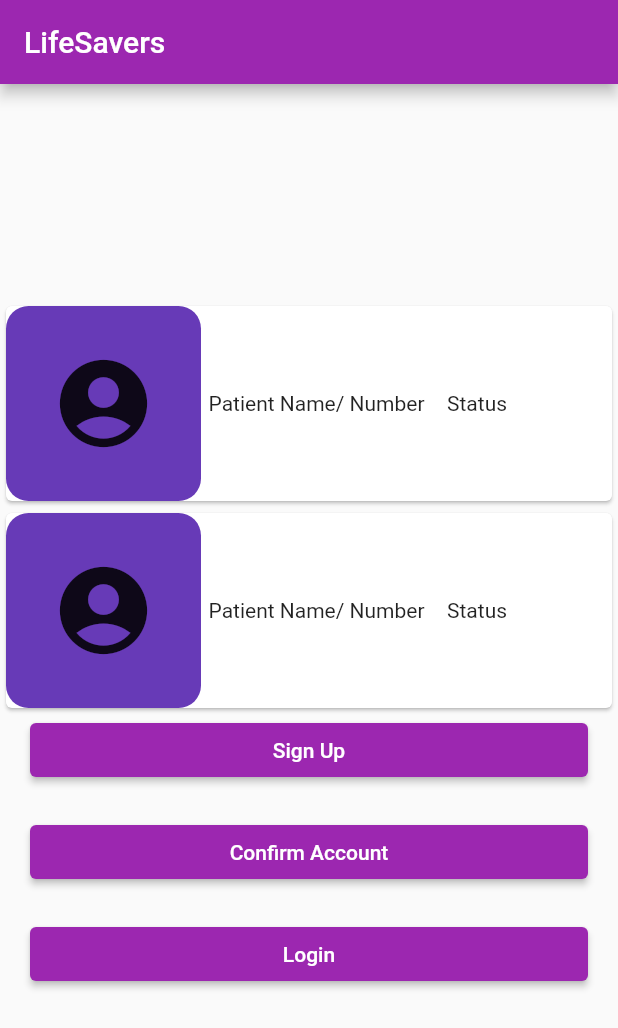
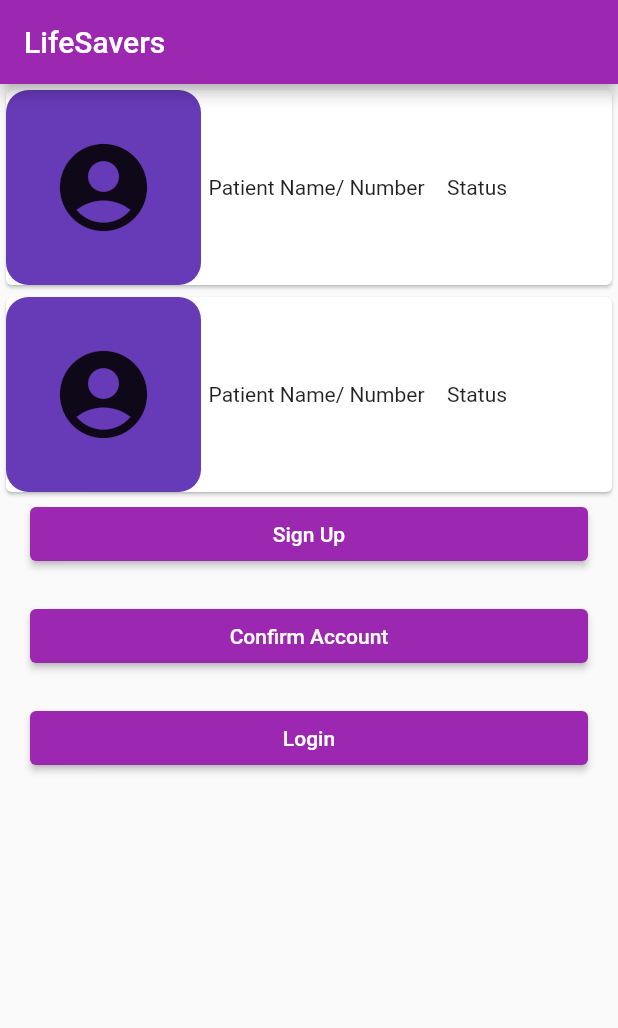
Before and after one commit to lbal837/capstone, a Flutter app: the screen it shows after launch, on a phone screen of 412 x 824 dp. Shown: the top 1028 px of the screen. Run offline on Flutter 3.47's test engine with Material 2 defaults, Android fonts, the phone set to English and light mode, and no system bars; our stand-ins replace shared_preferences; missing offline and left inert: amazon_cognito_identity_dart_2.

Commit message:
Scrollable Homepage

```diff
--- a/frontend/lib/ui/home/home.dart
+++ b/frontend/lib/ui/home/home.dart
@@ -12,8 +12,9 @@ class _MyHomePageState extends State<MyHomePage> {
       appBar: AppBar(
         title: Text(widget.title),
       ),
-      body: Center(
-        child: Column(
+      body: ListView(
+        children: [
+          Column(
             mainAxisAlignment: MainAxisAlignment.center,
             children: <Widget>[
               const ProfileBox(),
@@ -23,6 +24,7 @@ class _MyHomePageState extends State<MyHomePage> {
               LoginUserButton(screenSize: screenSize),
             ],
           ),
+        ],
       ),
     );
   }
```
Lines whose indentation alone changed are shown as unchanged.
